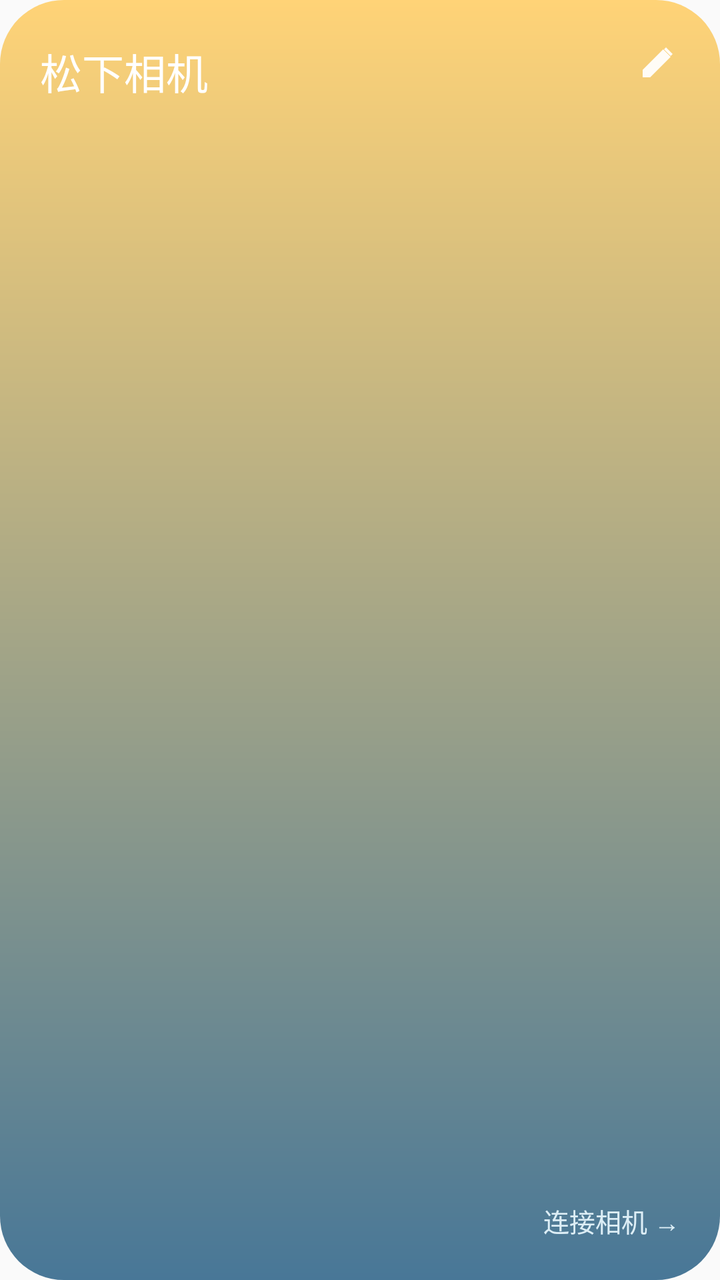
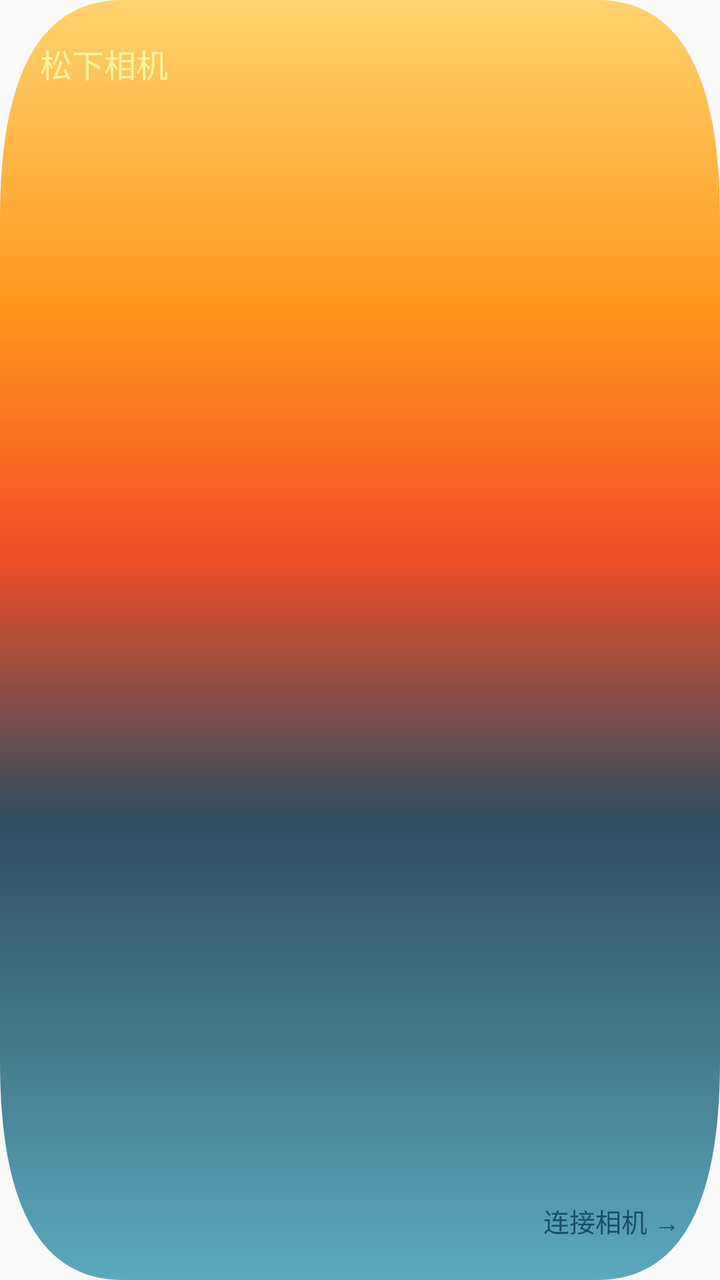

An Android layout rendered at two revisions. The XML below is the earlier revision; the diff shows what the commit changed to produce the second picture.
<!-- AndroidManifest.xml: application theme Theme.FilmMirror -->
<!-- res/layout/widget_camera.xml -->
<FrameLayout xmlns:android="http://schemas.android.com/apk/res/android"
    android:id="@+id/widget_root" android:layout_width="match_parent" android:layout_height="match_parent"
    android:padding="0dp" android:background="@android:color/transparent">
    <ImageView android:id="@+id/widget_background" android:layout_width="match_parent" android:layout_height="match_parent"
        android:src="@drawable/widget_warm_preview" android:scaleType="fitXY" android:importantForAccessibility="no" />
    <TextView android:id="@+id/widget_title" android:layout_width="match_parent" android:layout_height="wrap_content"
        android:layout_gravity="top|start" android:layout_margin="20dp" android:layout_marginEnd="56dp" android:fontFamily="sans-serif-medium"
        android:text="松下相机" android:textColor="#FFFFFF"
        android:textSize="21sp" android:autoSizeTextType="uniform" android:autoSizeMinTextSize="12sp"
        android:autoSizeMaxTextSize="24sp" android:autoSizeStepGranularity="1sp" android:maxLines="2" android:ellipsize="end" />
    <TextView android:id="@+id/widget_footer" android:layout_width="match_parent" android:layout_height="wrap_content"
        android:layout_gravity="bottom|end" android:gravity="end" android:layout_margin="20dp" android:fontFamily="sans-serif"
        android:text="连接相机 →" android:textColor="#DDEEF6"
        android:textSize="13sp" android:autoSizeTextType="uniform" android:autoSizeMinTextSize="9sp"
        android:autoSizeMaxTextSize="14sp" android:autoSizeStepGranularity="1sp" android:maxLines="1" android:ellipsize="end" />
    <ImageButton android:id="@+id/widget_edit" android:layout_width="48dp" android:layout_height="48dp"
        android:layout_gravity="top|end" android:layout_margin="8dp" android:padding="14dp"
        android:src="@drawable/widget_edit" android:background="@android:color/transparent"
        android:contentDescription="编辑小组件" />
</FrameLayout>
<!-- resources referenced by this layout -->
<resources>
  <!-- drawable widget_edit (drawable) -->
  <vector xmlns:android="http://schemas.android.com/apk/res/android" android:width="20dp" android:height="20dp"
      android:viewportWidth="24" android:viewportHeight="24">
      <path android:fillColor="#EEFFFFFF" android:pathData="M4,15.5V20h4.5L20.8,7.7l-4.5,-4.5zM18,2l4,4 -1.2,1.2 -4,-4z" />
  </vector>
  <!-- drawable widget_warm_preview (drawable) -->
  <shape xmlns:android="http://schemas.android.com/apk/res/android" android:shape="rectangle">
      <corners android:radius="32dp" /><gradient android:angle="270" android:startColor="#FFD377" android:endColor="#487797" />
  </shape>
  <style name="Theme.FilmMirror" parent="android:style/Theme.Material.Light.NoActionBar">
          <item name="android:fontFamily">sans</item>
          <item name="android:windowLightStatusBar">true</item>
          <item name="android:windowLightNavigationBar">true</item>
          <item name="android:windowActionModeOverlay">true</item>
      </style>
</resources>

<!-- the commit's change to res/layout/widget_camera.xml (unified diff, before → after) -->
@@ -5,16 +5,16 @@
         android:src="@drawable/widget_warm_preview" android:scaleType="fitXY" android:importantForAccessibility="no" />
     <TextView android:id="@+id/widget_title" android:layout_width="match_parent" android:layout_height="wrap_content"
         android:layout_gravity="top|start" android:layout_margin="20dp" android:layout_marginEnd="56dp" android:fontFamily="sans-serif-medium"
-        android:text="松下相机" android:textColor="#FFFFFF"
-        android:textSize="21sp" android:autoSizeTextType="uniform" android:autoSizeMinTextSize="12sp"
-        android:autoSizeMaxTextSize="24sp" android:autoSizeStepGranularity="1sp" android:maxLines="2" android:ellipsize="end" />
+        android:text="松下相机" android:textColor="#FFF59A"
+        android:textSize="16sp" android:autoSizeTextType="uniform" android:autoSizeMinTextSize="12sp"
+        android:autoSizeMaxTextSize="18sp" android:autoSizeStepGranularity="1sp" android:maxLines="2" android:ellipsize="end" />
     <TextView android:id="@+id/widget_footer" android:layout_width="match_parent" android:layout_height="wrap_content"
         android:layout_gravity="bottom|end" android:gravity="end" android:layout_margin="20dp" android:fontFamily="sans-serif"
-        android:text="连接相机 →" android:textColor="#DDEEF6"
+        android:text="连接相机 →" android:textColor="#184D65"
         android:textSize="13sp" android:autoSizeTextType="uniform" android:autoSizeMinTextSize="9sp"
         android:autoSizeMaxTextSize="14sp" android:autoSizeStepGranularity="1sp" android:maxLines="1" android:ellipsize="end" />
     <ImageButton android:id="@+id/widget_edit" android:layout_width="48dp" android:layout_height="48dp"
         android:layout_gravity="top|end" android:layout_margin="8dp" android:padding="14dp"
         android:src="@drawable/widget_edit" android:background="@android:color/transparent"
-        android:contentDescription="编辑小组件" />
+        android:contentDescription="编辑小组件" android:visibility="gone" />
 </FrameLayout>
<!-- resource entries referenced after the edit -->
@@ -6,9 +6,20 @@
       <path android:fillColor="#EEFFFFFF" android:pathData="M4,15.5V20h4.5L20.8,7.7l-4.5,-4.5zM18,2l4,4 -1.2,1.2 -4,-4z" />
   </vector>
   <!-- drawable widget_warm_preview (drawable) -->
-  <shape xmlns:android="http://schemas.android.com/apk/res/android" android:shape="rectangle">
-      <corners android:radius="32dp" /><gradient android:angle="270" android:startColor="#FFD377" android:endColor="#487797" />
-  </shape>
+  <vector xmlns:android="http://schemas.android.com/apk/res/android" xmlns:aapt="http://schemas.android.com/aapt"
+      android:width="180dp" android:height="180dp" android:viewportWidth="480" android:viewportHeight="480">
+      <path android:pathData="M82,0 H398 Q480,0 480,82 V398 Q480,480 398,480 H82 Q0,480 0,398 V82 Q0,0 82,0 Z">
+          <aapt:attr name="android:fillColor">
+              <gradient android:type="linear" android:startX="0" android:startY="0" android:endX="0" android:endY="480">
+                  <item android:offset="0" android:color="#FFD36D" />
+                  <item android:offset="0.24" android:color="#FF971E" />
+                  <item android:offset="0.43" android:color="#F34E26" />
+                  <item android:offset="0.64" android:color="#304D61" />
+                  <item android:offset="1" android:color="#5BA9BC" />
+              </gradient>
+          </aapt:attr>
+      </path>
+  </vector>
   <style name="Theme.FilmMirror" parent="android:style/Theme.Material.Light.NoActionBar">
           <item name="android:fontFamily">sans</item>
           <item name="android:windowLightStatusBar">true</item>
